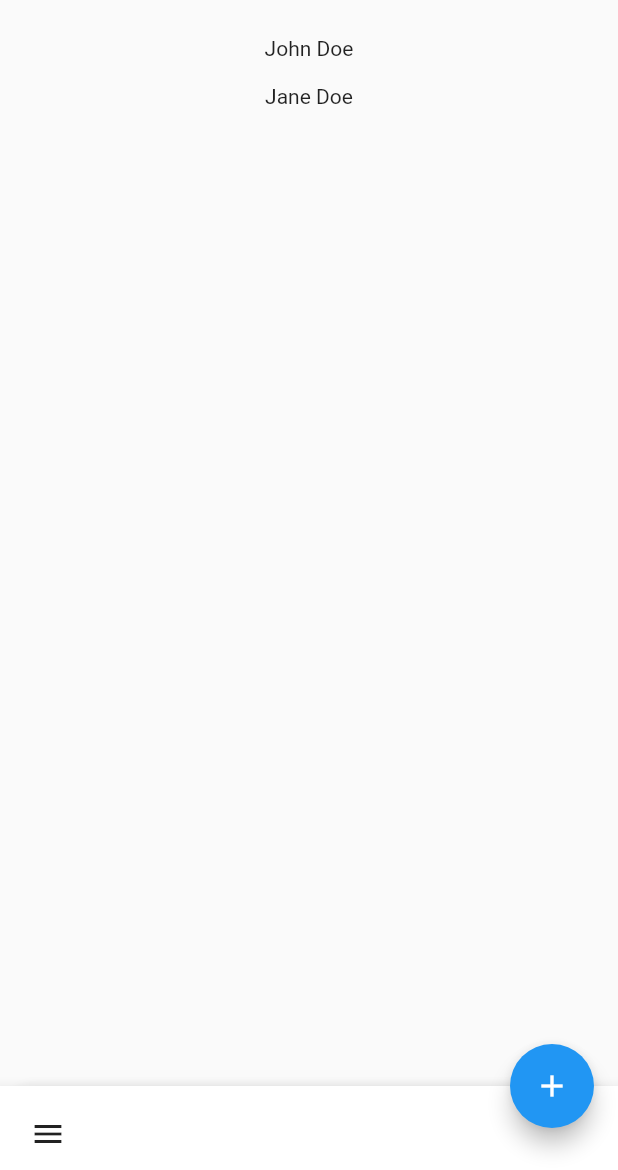
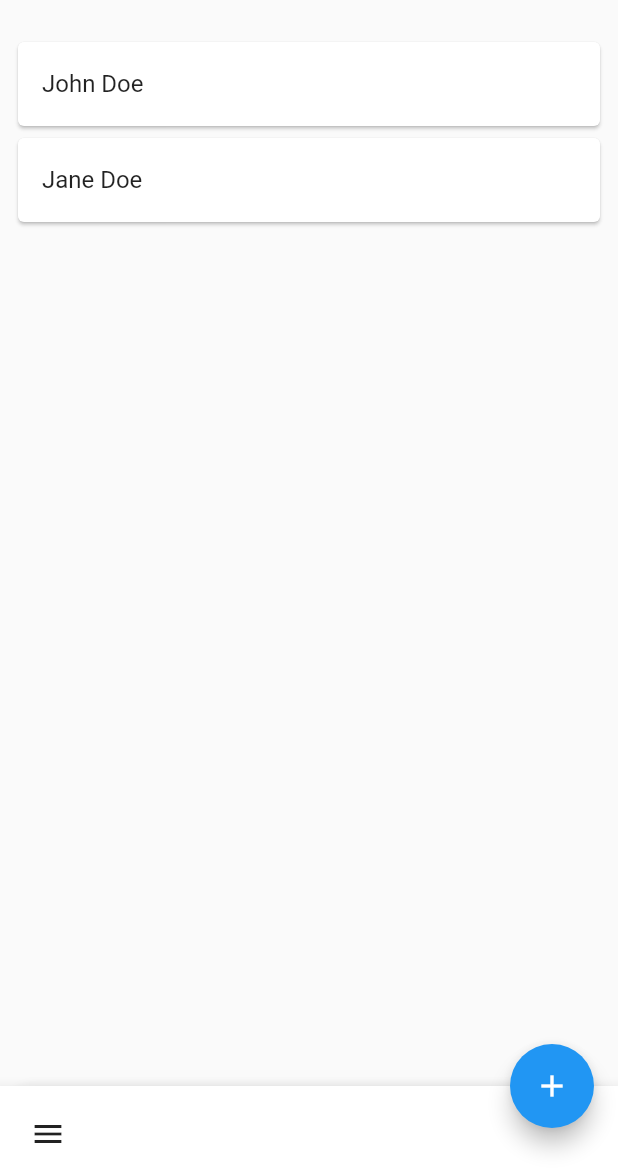
Before and after one commit to Gustash/flutter_contacts, a Flutter app: the screen it shows after launch, on a phone screen of 412 x 824 dp, the part 66-1236 px from its top. Run offline on Flutter 3.47's test engine with Material 2 defaults, Android fonts, the phone set to English and light mode, and no system bars; our stand-ins replace rxdart.

Commit message:
Modularization and fixed ListView issues with Cards.

```diff
--- a/lib/main.dart
+++ b/lib/main.dart
@@ -3,6 +3,9 @@ import 'package:flutter_contacts/models/contact.dart';
 import 'package:flutter_contacts/models/contact_list.dart';
 import 'package:flutter_contacts/providers/contact_provider.dart';
 import 'package:flutter_contacts/state/contact_bloc.dart';
+import 'package:flutter_contacts/widgets/contact_list_view.dart';
+import 'package:flutter_contacts/widgets/header.dart';
+import 'package:flutter_contacts/widgets/themed_bottom_app_bar.dart';
 
 void main() => runApp(new MyApp());
 
@@ -38,16 +41,26 @@ class MyHomePage extends StatelessWidget {
     contactBloc.fetchContacts.add(FetchContacts(sampleContacts));
 
     return new Scaffold(
-      bottomNavigationBar: _bottomAppBar(contactBloc),
+      bottomNavigationBar: ThemedBottomAppBar(),
       body: new SafeArea(
         child: new Column(
-          children: <Widget>[_header(), _body(contactBloc)],
+          children: <Widget>[
+            Header(
+              title: this.title,
+            ),
+            Expanded(
+              child: ContactListView()
+            )
+          ],
         ),
       ),
       floatingActionButton: FloatingActionButton(
         onPressed: () {
-          contactBloc.newContact
-              .add(NewContact(Contact("3", "Janet", "Doe", "foobar.png")));
+          contactBloc.newContact.add(
+              NewContact(
+                  Contact("3", "Janet", "Doe", "foobar.png")
+              )
+          );
         },
         tooltip: 'Increment',
         child: new Icon(Icons.add),
@@ -55,69 +68,4 @@ class MyHomePage extends StatelessWidget {
       floatingActionButtonLocation: FloatingActionButtonLocation.endDocked,
     );
   }
-
-  Widget _bottomAppBar(ContactBloc contactBloc) {
-    return Material(
-      elevation: 8.0,
-      shape: RoundedRectangleBorder(
-          borderRadius: BorderRadius.only(
-              topLeft: Radius.circular(25.0), topRight: Radius.circular(25.0))),
-      child: BottomAppBar(
-        child: SafeArea(
-          child: Padding(
-            padding: const EdgeInsets.only(top: 8.0, left: 8.0),
-            child: Row(
-              children: <Widget>[
-                IconButton(
-                  icon: Icon(Icons.menu),
-                  onPressed: () {},
-                ),
-              ],
-            ),
-          ),
-        ),
-      ),
-    );
-  }
-
-  Widget _header() {
-    return Row(
-      children: <Widget>[
-        Padding(
-          padding: const EdgeInsets.symmetric(horizontal: 32.0, vertical: 16.0),
-          child: Text(
-            this.title,
-            textAlign: TextAlign.start,
-            style: TextStyle(fontWeight: FontWeight.w400, fontSize: 24.0),
-          ),
-        ),
-      ],
-    );
-  }
-
-  Widget _body(ContactBloc contactBloc) {
-    return Expanded(
-      child: Center(
-        child: StreamBuilder<List<Contact>>(
-          stream: contactBloc.contacts,
-          builder: (context, snapshot) => ListView.builder(
-              itemCount: snapshot.data?.length ?? 0,
-              itemBuilder: (context, index) {
-                return Padding(
-                  padding: const EdgeInsets.all(8.0),
-                  child: Row(
-                    mainAxisAlignment: MainAxisAlignment.center,
-                    children: <Widget>[
-                      Text(
-                        '${snapshot.data[index].firstName} ${snapshot.data[
-                            index].lastName}',
-                      ),
-                    ],
-                  ),
-                );
-              }),
-        ),
-      ),
-    );
-  }
 }
--- /dev/null
+++ b/lib/widgets/contact_list_view.dart
@@ -0,0 +1,30 @@
+import 'package:flutter/material.dart';
+import 'package:flutter_contacts/models/contact.dart';
+import 'package:flutter_contacts/providers/contact_provider.dart';
+
+class ContactListView extends StatelessWidget {
+  @override
+  Widget build(BuildContext context) {
+    final contactBloc = ContactProvider.of(context);
+
+    return StreamBuilder<List<Contact>>(
+      stream: contactBloc.contacts,
+      builder: (context, snapshot) => ListView.builder(
+          padding: EdgeInsets.all(8.0),
+          itemCount: snapshot.data?.length ?? 0,
+          itemBuilder: (context, index) {
+            return Card(
+              child: Column(
+                children: <Widget>[
+                  ListTile(
+                    title: Text('${snapshot.data[index].firstName} ${snapshot
+                                .data[
+                            index].lastName}'),
+                  ),
+                ],
+              ),
+            );
+          }),
+    );
+  }
+}
--- /dev/null
+++ b/lib/widgets/header.dart
@@ -0,0 +1,24 @@
+import 'package:flutter/material.dart';
+import 'package:meta/meta.dart';
+
+class Header extends StatelessWidget {
+  final String title;
+
+  Header({Key key, @required this.title}) : super(key: key);
+
+  @override
+  Widget build(BuildContext context) {
+    return Row(
+      children: <Widget>[
+        Padding(
+          padding: const EdgeInsets.symmetric(horizontal: 32.0, vertical: 16.0),
+          child: Text(
+            this.title,
+            textAlign: TextAlign.start,
+            style: TextStyle(fontWeight: FontWeight.w400, fontSize: 24.0),
+          ),
+        ),
+      ],
+    );
+  }
+}
--- /dev/null
+++ b/lib/widgets/themed_bottom_app_bar.dart
@@ -0,0 +1,31 @@
+import 'package:flutter/material.dart';
+
+class ThemedBottomAppBar extends StatelessWidget {
+  @override
+  Widget build(BuildContext context) {
+    return Material(
+      elevation: 8.0,
+      shape: RoundedRectangleBorder(
+          borderRadius: BorderRadius.only(
+              topLeft: const Radius.circular(25.0),
+              topRight: const Radius.circular(25.0)
+          ),
+      ),
+      child: BottomAppBar(
+        child: SafeArea(
+          child: Padding(
+            padding: const EdgeInsets.only(top: 8.0, left: 8.0),
+            child: Row(
+              children: <Widget>[
+                IconButton(
+                  icon: const Icon(Icons.menu),
+                  onPressed: () {},
+                ),
+              ],
+            ),
+          ),
+        ),
+      ),
+    );
+  }
+}
```
